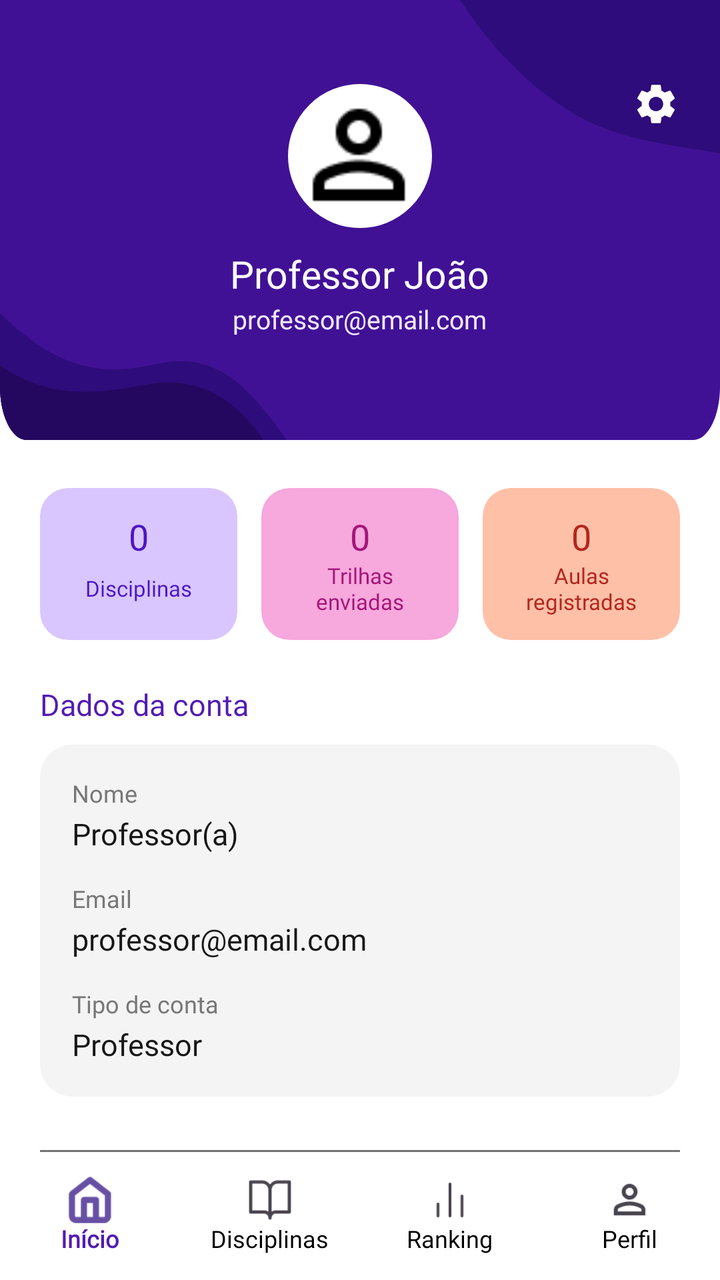
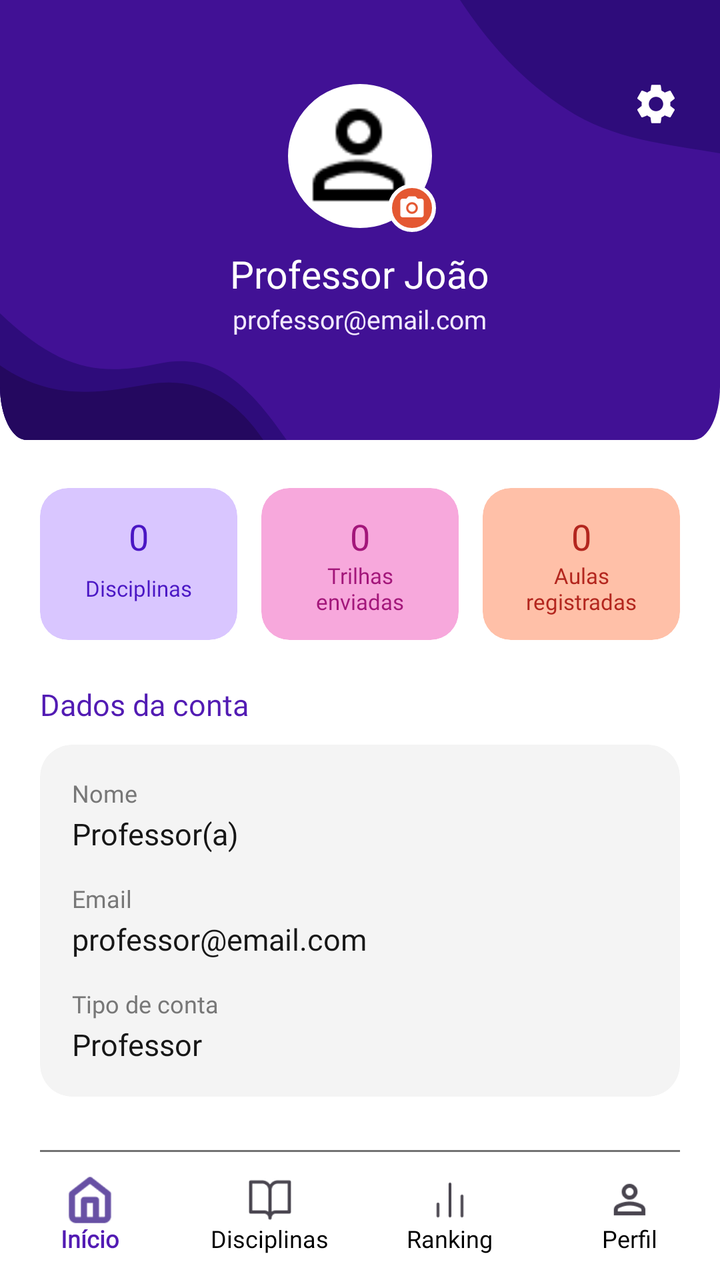

Before-and-after screenshots of an Android layout around one commit, followed by the original layout XML and the change that was made.
<!-- AndroidManifest.xml: application theme Theme.MeuFuturoAgora -->
<!-- res/layout/activity_tela_perfil_professor.xml -->
<?xml version="1.0" encoding="utf-8"?>
<androidx.constraintlayout.widget.ConstraintLayout
    xmlns:android="http://schemas.android.com/apk/res/android"
    xmlns:app="http://schemas.android.com/apk/res-auto"
    xmlns:tools="http://schemas.android.com/tools"
    android:id="@+id/main"
    android:layout_width="match_parent"
    android:layout_height="match_parent"
    android:background="@android:color/white"
    tools:context=".TelaPerfilProfessor">

    <androidx.core.widget.NestedScrollView
        android:layout_width="0dp"
        android:layout_height="0dp"
        android:clipToPadding="false"
        android:fillViewport="true"
        app:layout_constraintBottom_toTopOf="@id/bottomNavigation"
        app:layout_constraintEnd_toEndOf="parent"
        app:layout_constraintStart_toStartOf="parent"
        app:layout_constraintTop_toTopOf="parent">

        <LinearLayout
            android:layout_width="match_parent"
            android:layout_height="wrap_content"
            android:orientation="vertical"
            android:paddingBottom="24dp">

            
            
            

            <FrameLayout
                android:layout_width="match_parent"
                android:layout_height="wrap_content">

                <LinearLayout
                    android:layout_width="match_parent"
                    android:layout_height="220dp"
                    android:background="@drawable/bg_header_professor"
                    android:gravity="center_horizontal"
                    android:orientation="vertical"
                    android:paddingTop="40dp"
                    android:paddingBottom="20dp">

                    <com.google.android.material.imageview.ShapeableImageView
                        android:id="@+id/imgFotoPerfil"
                        android:layout_width="76dp"
                        android:layout_height="76dp"
                        android:background="#FFFFFF"
                        android:contentDescription="Foto de perfil"
                        android:padding="3dp"
                        android:scaleType="centerCrop"
                        android:src="@drawable/ic_perfil"
                        app:shapeAppearanceOverlay="@style/CircleImageView"
                        app:strokeColor="#FFFFFF"
                        app:strokeWidth="2dp" />

                    <TextView
                        android:id="@+id/tvNomePerfil"
                        android:layout_width="wrap_content"
                        android:layout_height="wrap_content"
                        android:layout_marginTop="8dp"
                        android:fontFamily="@font/poppins_bold"
                        android:text="Professor João"
                        android:textColor="#FFFFFF"
                        android:textSize="19sp" />

                    <TextView
                        android:id="@+id/tvEmailPerfil"
                        android:layout_width="wrap_content"
                        android:layout_height="wrap_content"
                        android:layout_marginTop="1dp"
                        android:fontFamily="@font/poppins_regular"
                        android:text="professor@email.com"
                        android:textColor="#F2E9FF"
                        android:textSize="13sp" />

                </LinearLayout>

                <ImageView
                    android:id="@+id/btnConfiguracoesProfessor"
                    android:layout_width="24dp"
                    android:layout_height="24dp"
                    android:layout_gravity="end|top"
                    android:layout_marginTop="40dp"
                    android:layout_marginEnd="20dp"
                    android:contentDescription="Configurações"
                    android:src="@drawable/ic_configuracoes"
                    app:tint="#FFFFFF" />

            </FrameLayout>

            
            
            

            <LinearLayout
                android:layout_width="match_parent"
                android:layout_height="wrap_content"
                android:layout_marginStart="20dp"
                android:layout_marginTop="24dp"
                android:layout_marginEnd="20dp"
                android:orientation="horizontal">

                <androidx.cardview.widget.CardView
                    android:layout_width="0dp"
                    android:layout_height="wrap_content"
                    android:layout_marginEnd="6dp"
                    android:layout_weight="1"
                    app:cardBackgroundColor="#D9C6FF"
                    app:cardCornerRadius="14dp"
                    app:cardElevation="0dp">

                    <LinearLayout
                        android:layout_width="match_parent"
                        android:layout_height="wrap_content"
                        android:gravity="center"
                        android:orientation="vertical"
                        android:padding="12dp">

                        <TextView
                            android:id="@+id/tvQtdDisciplinasPerfilProfessor"
                            android:layout_width="wrap_content"
                            android:layout_height="wrap_content"
                            android:fontFamily="@font/poppins_bold"
                            android:text="0"
                            android:textColor="#4A16C4"
                            android:textSize="18sp" />

                        <TextView
                            android:layout_width="wrap_content"
                            android:layout_height="wrap_content"
                            android:fontFamily="@font/poppins_regular"
                            android:gravity="center"
                            android:lines="2"
                            android:text="Disciplinas"
                            android:textColor="#4A16C4"
                            android:textSize="11sp" />

                    </LinearLayout>

                </androidx.cardview.widget.CardView>

                <androidx.cardview.widget.CardView
                    android:layout_width="0dp"
                    android:layout_height="wrap_content"
                    android:layout_marginStart="6dp"
                    android:layout_marginEnd="6dp"
                    android:layout_weight="1"
                    app:cardBackgroundColor="#F7A8DC"
                    app:cardCornerRadius="14dp"
                    app:cardElevation="0dp">

                    <LinearLayout
                        android:layout_width="match_parent"
                        android:layout_height="wrap_content"
                        android:gravity="center"
                        android:orientation="vertical"
                        android:padding="12dp">

                        <TextView
                            android:id="@+id/tvQtdTrilhasEnviadasPerfilProfessor"
                            android:layout_width="wrap_content"
                            android:layout_height="wrap_content"
                            android:fontFamily="@font/poppins_bold"
                            android:text="0"
                            android:textColor="#A3167A"
                            android:textSize="18sp" />

                        <TextView
                            android:layout_width="wrap_content"
                            android:layout_height="wrap_content"
                            android:fontFamily="@font/poppins_regular"
                            android:gravity="center"
                            android:lines="2"
                            android:text="Trilhas enviadas"
                            android:textColor="#A3167A"
                            android:textSize="11sp" />

                    </LinearLayout>

                </androidx.cardview.widget.CardView>

                <androidx.cardview.widget.CardView
                    android:layout_width="0dp"
                    android:layout_height="wrap_content"
                    android:layout_marginStart="6dp"
                    android:layout_weight="1"
                    app:cardBackgroundColor="#FFC0A8"
                    app:cardCornerRadius="14dp"
                    app:cardElevation="0dp">

                    <LinearLayout
                        android:layout_width="match_parent"
                        android:layout_height="wrap_content"
                        android:gravity="center"
                        android:orientation="vertical"
                        android:padding="12dp">

                        <TextView
                            android:id="@+id/tvQtdAulasRegistradasPerfilProfessor"
                            android:layout_width="wrap_content"
                            android:layout_height="wrap_content"
                            android:fontFamily="@font/poppins_bold"
                            android:text="0"
                            android:textColor="#B3261E"
                            android:textSize="18sp" />

                        <TextView
                            android:layout_width="wrap_content"
                            android:layout_height="wrap_content"
                            android:fontFamily="@font/poppins_regular"
                            android:gravity="center"
                            android:lines="2"
                            android:text="Aulas registradas"
                            android:textColor="#B3261E"
                            android:textSize="11sp" />

                    </LinearLayout>

                </androidx.cardview.widget.CardView>

            </LinearLayout>

            
            
            

            <TextView
                android:layout_width="wrap_content"
                android:layout_height="wrap_content"
                android:layout_marginStart="20dp"
                android:layout_marginTop="22dp"
                android:fontFamily="@font/poppins_bold"
                android:text="Dados da conta"
                android:textColor="@color/roxo_primario"
                android:textSize="15sp" />

            <androidx.cardview.widget.CardView
                android:layout_width="match_parent"
                android:layout_height="wrap_content"
                android:layout_marginStart="20dp"
                android:layout_marginTop="10dp"
                android:layout_marginEnd="20dp"
                app:cardBackgroundColor="@color/fundo_cinza_claro"
                app:cardCornerRadius="16dp"
                app:cardElevation="0dp">

                <LinearLayout
                    android:layout_width="match_parent"
                    android:layout_height="wrap_content"
                    android:orientation="vertical"
                    android:padding="16dp">

                    <TextView
                        android:layout_width="wrap_content"
                        android:layout_height="wrap_content"
                        android:fontFamily="@font/poppins_semibold"
                        android:text="Nome"
                        android:textColor="@color/texto_cinza"
                        android:textSize="12sp" />

                    <TextView
                        android:id="@+id/tvNomeContaPerfilProfessor"
                        android:layout_width="wrap_content"
                        android:layout_height="wrap_content"
                        android:layout_marginTop="2dp"
                        android:fontFamily="@font/poppins_regular"
                        android:text="Professor(a)"
                        android:textColor="@color/texto_escuro"
                        android:textSize="15sp" />

                    <TextView
                        android:layout_width="wrap_content"
                        android:layout_height="wrap_content"
                        android:layout_marginTop="14dp"
                        android:fontFamily="@font/poppins_semibold"
                        android:text="Email"
                        android:textColor="@color/texto_cinza"
                        android:textSize="12sp" />

                    <TextView
                        android:id="@+id/tvEmailContaPerfilProfessor"
                        android:layout_width="wrap_content"
                        android:layout_height="wrap_content"
                        android:layout_marginTop="2dp"
                        android:fontFamily="@font/poppins_regular"
                        android:text="professor@email.com"
                        android:textColor="@color/texto_escuro"
                        android:textSize="15sp" />

                    <TextView
                        android:layout_width="wrap_content"
                        android:layout_height="wrap_content"
                        android:layout_marginTop="14dp"
                        android:fontFamily="@font/poppins_semibold"
                        android:text="Tipo de conta"
                        android:textColor="@color/texto_cinza"
                        android:textSize="12sp" />

                    <TextView
                        android:layout_width="wrap_content"
                        android:layout_height="wrap_content"
                        android:layout_marginTop="2dp"
                        android:fontFamily="@font/poppins_regular"
                        android:text="Professor"
                        android:textColor="@color/texto_escuro"
                        android:textSize="15sp" />

                </LinearLayout>

            </androidx.cardview.widget.CardView>

        </LinearLayout>

    </androidx.core.widget.NestedScrollView>

    
    <View
        android:id="@+id/linhaBottomBar"
        android:layout_width="0dp"
        android:layout_height="1dp"
        android:layout_marginStart="20dp"
        android:layout_marginEnd="20dp"
        android:background="#737373"
        app:layout_constraintBottom_toTopOf="@id/bottomNavigation"
        app:layout_constraintEnd_toEndOf="parent"
        app:layout_constraintStart_toStartOf="parent" />

    <com.google.android.material.bottomnavigation.BottomNavigationView
        android:id="@+id/bottomNavigation"
        android:layout_width="0dp"
        android:layout_height="wrap_content"
        app:paddingBottomSystemWindowInsets="false"
        android:background="@android:color/white"
        android:minHeight="64dp"
        app:itemActiveIndicatorStyle="@style/BottomNavigationActiveIndicator"
        app:itemHorizontalTranslationEnabled="false"
        app:itemIconSize="24dp"
        app:itemIconTint="@null"
        app:itemTextAppearanceActive="@style/BottomNavigationText"
        app:itemTextAppearanceInactive="@style/BottomNavigationText"
        app:itemTextColor="@color/bottom_navigation_text"
        app:labelVisibilityMode="labeled"
        app:layout_constraintBottom_toBottomOf="parent"
        app:layout_constraintEnd_toEndOf="parent"
        app:layout_constraintStart_toStartOf="parent"
        app:menu="@menu/menu_aluno" />

</androidx.constraintlayout.widget.ConstraintLayout>
<!-- resources referenced by this layout -->
<resources>
  <color name="fundo_cinza_claro">#F4F4F4</color>
  <color name="roxo_primario">#521BB3</color>
  <color name="texto_cinza">#777777</color>
  <color name="texto_escuro">#171717</color>
  <!-- drawable ic_configuracoes (drawable) -->
  <?xml version="1.0" encoding="utf-8"?>
  <vector xmlns:android="http://schemas.android.com/apk/res/android"
      android:width="24dp"
      android:height="24dp"
      android:viewportWidth="24"
      android:viewportHeight="24"
      android:tint="?attr/colorControlNormal">
      <path
          android:fillColor="#FF000000"
          android:pathData="M19.14,12.94c0.04,-0.3 0.06,-0.61 0.06,-0.94c0,-0.32 -0.02,-0.64 -0.07,-0.94l2.03,-1.58c0.18,-0.14 0.23,-0.41 0.12,-0.61l-1.92,-3.32c-0.12,-0.22 -0.37,-0.29 -0.59,-0.22l-2.39,0.96c-0.5,-0.38 -1.03,-0.7 -1.62,-0.94L14.4,2.81c-0.04,-0.24 -0.24,-0.41 -0.48,-0.41h-3.84c-0.24,0 -0.43,0.17 -0.47,0.41L9.25,5.35C8.66,5.59 8.12,5.92 7.63,6.29L5.24,5.33c-0.22,-0.08 -0.47,0 -0.59,0.22L2.74,8.87C2.62,9.08 2.66,9.34 2.86,9.48l2.03,1.58C4.84,11.36 4.8,11.69 4.8,12s0.02,0.64 0.07,0.94l-2.03,1.58c-0.18,0.14 -0.23,0.41 -0.12,0.61l1.92,3.32c0.12,0.22 0.37,0.29 0.59,0.22l2.39,-0.96c0.5,0.38 1.03,0.7 1.62,0.94l0.36,2.54c0.05,0.24 0.24,0.41 0.48,0.41h3.84c0.24,0 0.44,-0.17 0.47,-0.41l0.36,-2.54c0.59,-0.24 1.13,-0.56 1.62,-0.94l2.39,0.96c0.22,0.08 0.47,0 0.59,-0.22l1.92,-3.32c0.12,-0.22 0.07,-0.47 -0.12,-0.61L19.14,12.94zM12,15.6c-1.98,0 -3.6,-1.62 -3.6,-3.6s1.62,-3.6 3.6,-3.6s3.6,1.62 3.6,3.6S13.98,15.6 12,15.6z" />
  </vector>
  <style name="BottomNavigationActiveIndicator">
          <item name="android:color">@android:color/transparent</item>
      </style>
  <style name="BottomNavigationText">
          <item name="android:textSize">12sp</item>
          <item name="android:fontFamily">@font/poppins_semibold</item>
      </style>
  <style name="CircleImageView">
          <item name="cornerFamily">rounded</item>
          <item name="cornerSize">50%</item>
      </style>
  <style name="Theme.MeuFuturoAgora" parent="Base.Theme.MeuFuturoAgora" />
  <style name="Base.Theme.MeuFuturoAgora" parent="Theme.Material3.DayNight.NoActionBar">
          <item name="android:navigationBarColor">@android:color/transparent</item>
      </style>
  <!-- unchanged entries left out for length: 2 -->
</resources>

<!-- the commit's change to res/layout/activity_tela_perfil_professor.xml (unified diff, before → after) -->
@@ -42,18 +42,34 @@
                     android:paddingTop="40dp"
                     android:paddingBottom="20dp">
 
+                    
+                    <FrameLayout
+                        android:layout_width="wrap_content"
+                        android:layout_height="wrap_content">
+
                     <com.google.android.material.imageview.ShapeableImageView
                         android:id="@+id/imgFotoPerfil"
                         android:layout_width="76dp"
                         android:layout_height="76dp"
                         android:background="#FFFFFF"
-                        android:contentDescription="Foto de perfil"
+                        android:contentDescription="Foto de perfil (toque para trocar)"
                         android:padding="3dp"
                         android:scaleType="centerCrop"
                         android:src="@drawable/ic_perfil"
                         app:shapeAppearanceOverlay="@style/CircleImageView"
                         app:strokeColor="#FFFFFF"
                         app:strokeWidth="2dp" />
+
+                        <ImageView
+                            android:layout_width="24dp"
+                            android:layout_height="24dp"
+                            android:layout_gravity="bottom|end"
+                            android:background="@drawable/bg_circulo_camera"
+                            android:contentDescription="@null"
+                            android:padding="5dp"
+                            android:src="@drawable/ic_camera" />
+
+                    </FrameLayout>
 
                     <TextView
                         android:id="@+id/tvNomePerfil"
<!-- resource entries referenced after the edit -->
@@ -4,6 +4,31 @@
   <color name="roxo_primario">#521BB3</color>
   <color name="texto_cinza">#777777</color>
   <color name="texto_escuro">#171717</color>
+  <!-- drawable bg_circulo_camera (drawable) -->
+  <?xml version="1.0" encoding="utf-8"?>
+  <shape xmlns:android="http://schemas.android.com/apk/res/android"
+      android:shape="oval">
+  
+      <solid android:color="@color/laranja_primario" />
+  
+      <stroke
+          android:width="2dp"
+          android:color="#FFFFFF" />
+  
+  </shape>
+  <!-- drawable ic_camera (drawable) -->
+  <?xml version="1.0" encoding="utf-8"?>
+  <vector xmlns:android="http://schemas.android.com/apk/res/android"
+      android:width="24dp"
+      android:height="24dp"
+      android:viewportWidth="24"
+      android:viewportHeight="24">
+  
+      <path
+          android:fillColor="#FFFFFF"
+          android:pathData="M12,15.2A3.2,3.2 0,1 0,12 8.8a3.2,3.2 0,1 0,0 6.4zM9,2L7.17,4L4,4c-1.1,0 -2,0.9 -2,2v12c0,1.1 0.9,2 2,2h16c1.1,0 2,-0.9 2,-2L22,6c0,-1.1 -0.9,-2 -2,-2h-3.17L15,2L9,2zM12,17c-2.76,0 -5,-2.24 -5,-5s2.24,-5 5,-5 5,2.24 5,5 -2.24,5 -5,5z" />
+  
+  </vector>
   <!-- drawable ic_configuracoes (drawable) -->
   <?xml version="1.0" encoding="utf-8"?>
   <vector xmlns:android="http://schemas.android.com/apk/res/android"
@@ -28,6 +53,7 @@
           <item name="cornerSize">50%</item>
       </style>
   <style name="Theme.MeuFuturoAgora" parent="Base.Theme.MeuFuturoAgora" />
+  <color name="laranja_primario">#E45832</color>
   <style name="Base.Theme.MeuFuturoAgora" parent="Theme.Material3.DayNight.NoActionBar">
           <item name="android:navigationBarColor">@android:color/transparent</item>
       </style>
